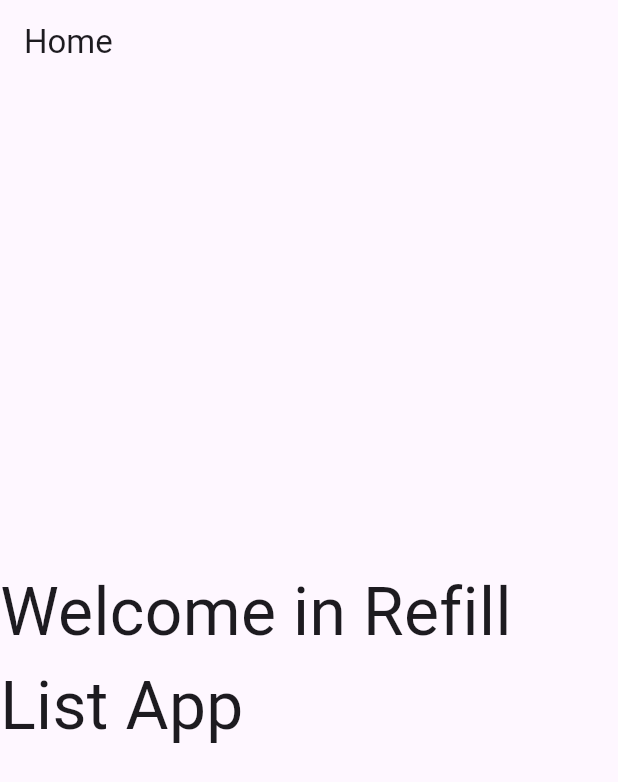
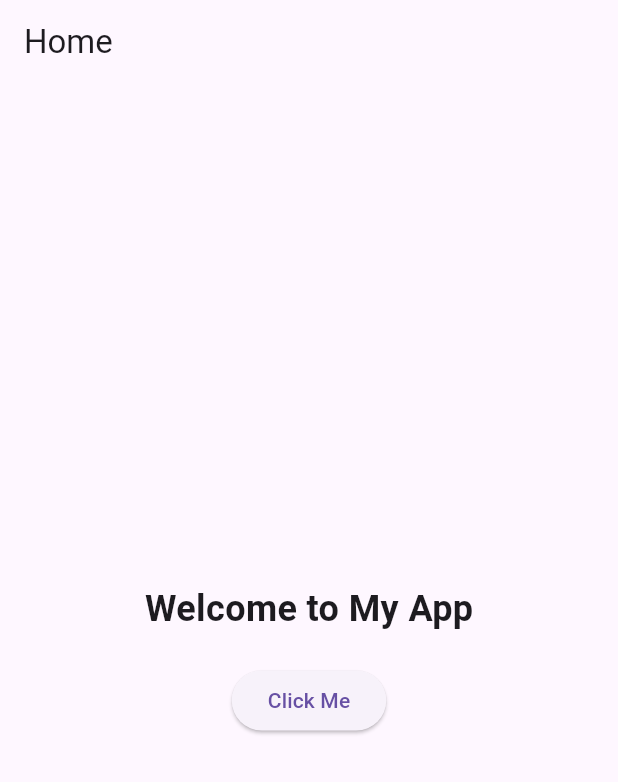
Before and after one commit to tushar-4758/Refill-List, a Flutter app: the screen it shows after launch, on a phone screen of 412 x 824 dp. Shown: the top 782 px of the screen. Run offline on Flutter 3.47's test engine with Material 3 defaults, Android fonts, the phone set to English and light mode, and no system bars.

Commit message:
Home Screen starting Phase

```diff
--- a/lib/main.dart
+++ b/lib/main.dart
@@ -29,10 +29,25 @@ class HomePage extends StatelessWidget {
       appBar: AppBar(
         title: const Text("Home"),
       ),
-      body: const Center(
-        child: Text(
-          "Welcome in Refill List App",
-          style: TextStyle(fontSize: 44),
+      body: Center(
+        child: Column(
+          mainAxisAlignment: MainAxisAlignment.center,
+          children: [
+
+            Text(
+              "Welcome to My App",
+              style: TextStyle(fontSize: 24, fontWeight: FontWeight.bold),
+            ),
+
+            const SizedBox(height: 20),
+
+            ElevatedButton(
+              onPressed: () {
+                print("Button Clicked");
+              },
+              child: const Text("Click Me"),
+            ),
+          ],
         ),
       ),
     );
```
